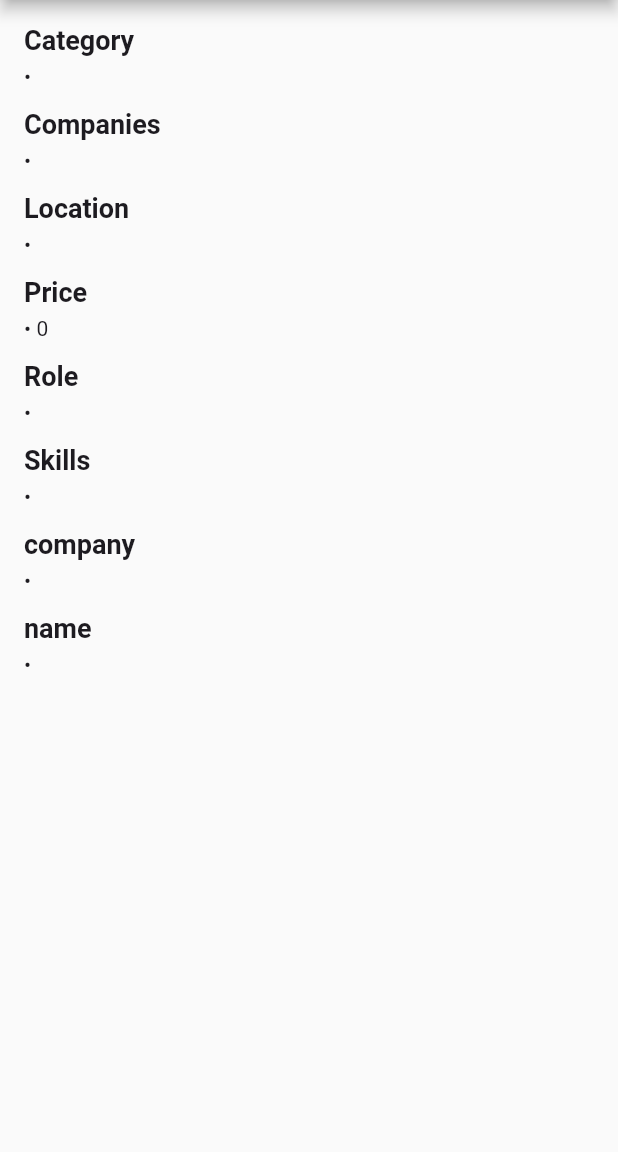
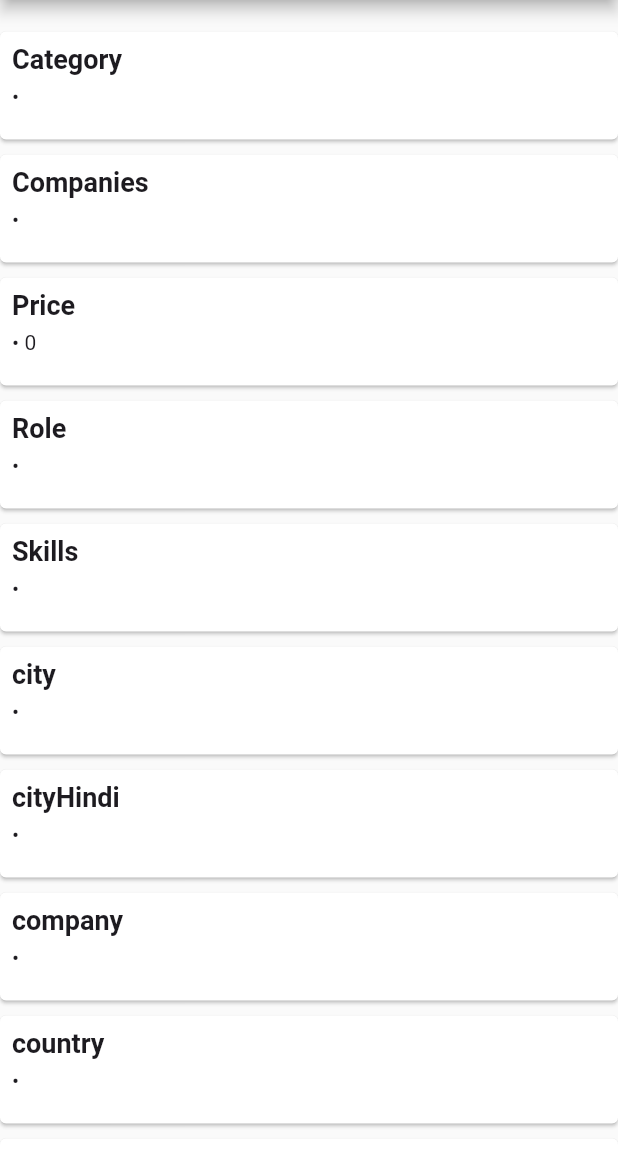
Before and after one commit to awanish321/filter_project, a Flutter app: the FilteredDataScreen screen opened directly with empty values, on a phone screen of 412 x 824 dp, the part 84-1236 px from its top. Run offline on Flutter 3.47's test engine with Material 3 defaults, Android fonts, the phone set to English and light mode, and no system bars; our stand-ins replace cloud_firestore, firebase_core, google_fonts, shared_preferences; accounts and stored records are empty.

Commit message:
Location Update

```diff
--- a/lib/filtered_values.dart
+++ b/lib/filtered_values.dart
@@ -52,31 +52,34 @@
 //   }
 // }
 
-
-
 import 'package:flutter/material.dart';
 
 class FilteredDataScreen extends StatelessWidget {
   final Map<String, dynamic> selectedData;
 
-  const FilteredDataScreen({Key? key, required this.selectedData}) : super(key: key);
+  const FilteredDataScreen({super.key, required this.selectedData});
 
   @override
   Widget build(BuildContext context) {
     return Scaffold(
       appBar: AppBar(
-        title: Text('Selected Filters'),
+        title: const Text('Selected Filters'),
       ),
       body: SingleChildScrollView(
-        physics: BouncingScrollPhysics(),
+        physics: const BouncingScrollPhysics(),
         child: Padding(
-          padding: const EdgeInsets.all(16.0),
+          padding: const EdgeInsets.symmetric(vertical: 16),
           child: Column(
             crossAxisAlignment: CrossAxisAlignment.start,
             children: [
-              // Display selected data for each category
               for (var entry in selectedData.entries)
-                Column(
+                SizedBox(
+                  width: double.infinity,
+                  child: Card(
+                    margin: const EdgeInsets.symmetric(vertical: 5),
+                    child: Padding(
+                      padding: const EdgeInsets.all(8.0),
+                      child: Column(
                         crossAxisAlignment: CrossAxisAlignment.start,
                         children: [
                           Text(
@@ -103,6 +106,9 @@ class FilteredDataScreen extends StatelessWidget {
                           const SizedBox(height: 10),
                         ],
                       ),
+                    ),
+                  ),
+                ),
             ],
           ),
         ),
--- /dev/null
+++ b/lib/location_model.dart
@@ -0,0 +1,48 @@
+class Location {
+  int? id;
+  String? city;
+  String? cityHindi;
+  int? stateId;
+  String? state;
+  String? stateHindi;
+  String? country;
+  String? countryHindi;
+  int? countryId;
+
+  Location(
+      {this.id,
+        this.city,
+        this.cityHindi,
+        this.stateId,
+        this.state,
+        this.stateHindi,
+        this.country,
+        this.countryHindi,
+        this.countryId});
+
+  Location.fromJson(Map<String, dynamic> json) {
+    id = json['id'];
+    city = json['city'];
+    cityHindi = json['cityHindi'];
+    stateId = json['state_id'];
+    state = json['state'];
+    stateHindi = json['stateHindi'];
+    country = json['country'];
+    countryHindi = json['countryHindi'];
+    countryId = json['country_id'];
+  }
+
+  Map<String, dynamic> toJson() {
+    final Map<String, dynamic> data = <String, dynamic>{};
+    data['id'] = id;
+    data['city'] = city;
+    data['cityHindi'] = cityHindi;
+    data['state_id'] = stateId;
+    data['state'] = state;
+    data['stateHindi'] = stateHindi;
+    data['country'] = country;
+    data['countryHindi'] = countryHindi;
+    data['country_id'] = countryId;
+    return data;
+  }
+}
--- a/pubspec.yaml
+++ b/pubspec.yaml
@@ -43,6 +43,7 @@ dependencies:
   firebase_auth: ^4.19.5
   google_fonts: ^6.2.1
   shared_preferences: ^2.2.3
+  page_transition: ^2.1.0
 
 dev_dependencies:
   flutter_test:
```
Also changed, not shown: lib/home_screen.dart (+44 -42 lines), pubspec.lock. Lines whose indentation alone changed are shown as unchanged.
